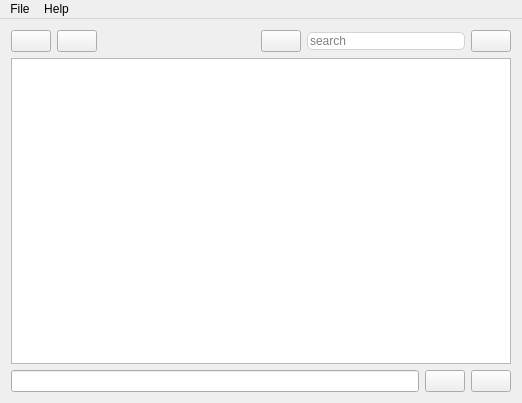
Qt form mainwindow.ui (SverrirValgeirsson/Todour) before a commit.
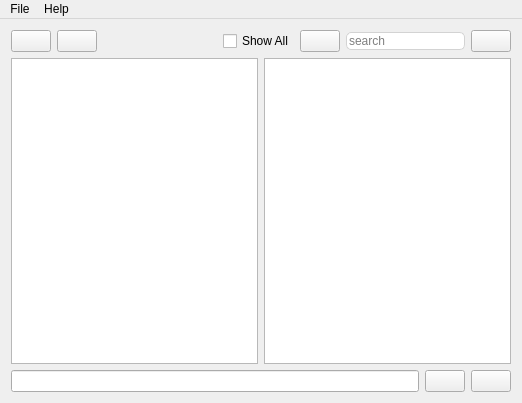
The same form after that commit.

Commit message: Ability to show also the context of the done.txt file (useful for reviewing). Slow though.

```diff
--- a/mainwindow.ui
+++ b/mainwindow.ui
@@ -59,6 +59,13 @@
         </property>
        </spacer>
       </item>
+      <item>
+       <widget class="QCheckBox" name="cb_showaall">
+        <property name="text">
+         <string>Show All</string>
+        </property>
+       </widget>
+      </item>
       <item>
        <widget class="QPushButton" name="btn_Alphabetical">
         <property name="toolTip">
@@ -115,6 +122,15 @@
      </layout>
     </item>
     <item>
+     <layout class="QHBoxLayout" name="horizontalLayout_3">
+      <item>
+       <widget class="QListView" name="lv_activetags">
+        <property name="enabled">
+         <bool>true</bool>
+        </property>
+       </widget>
+      </item>
+      <item>
      <widget class="QTableView" name="tableView">
       <property name="horizontalScrollBarPolicy">
        <enum>Qt::ScrollBarAsNeeded</enum>
@@ -139,6 +155,8 @@
       </attribute>
      </widget>
     </item>
+     </layout>
+    </item>
     <item>
      <layout class="QHBoxLayout" name="horizontalLayout_2">
       <item>
```
Left out of the diff: 3 changed lines with no effect on the pictures. Lines whose indentation alone changed are shown as unchanged. The commit also changes 6 other files.
